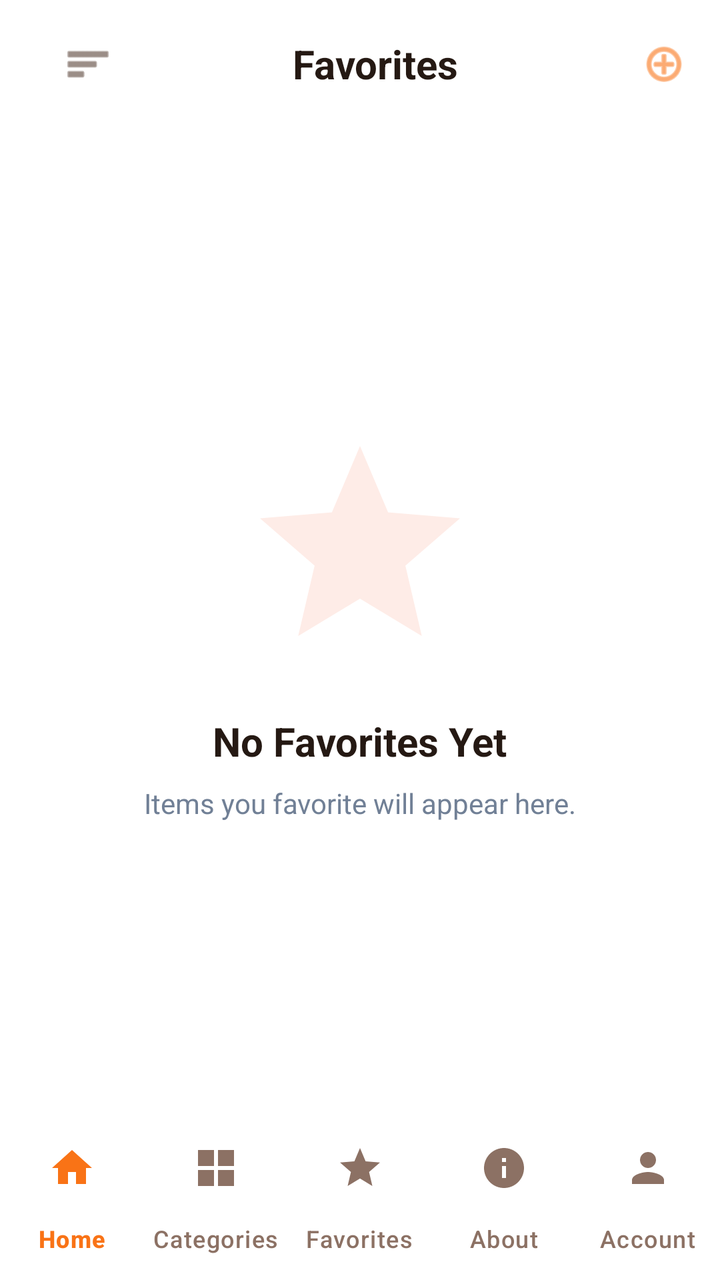
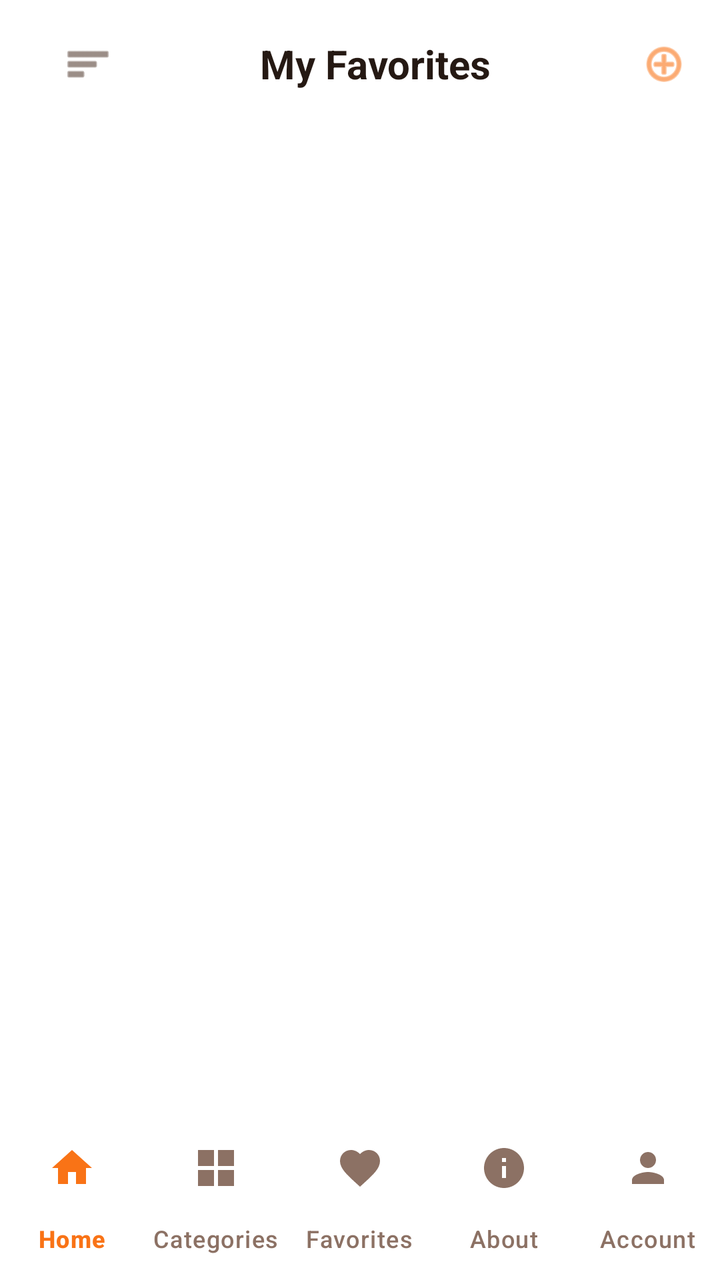

Screens rendered from an Android XML layout before and after an edit, with the pre-edit source and the edit as a unified diff.
<!-- AndroidManifest.xml: application theme Theme.BeckieDealApp -->
<!-- res/layout/activity_favorites.xml -->
<?xml version="1.0" encoding="utf-8"?>
<androidx.constraintlayout.widget.ConstraintLayout xmlns:android="http://schemas.android.com/apk/res/android"
    xmlns:app="http://schemas.android.com/apk/res-auto"
    xmlns:tools="http://schemas.android.com/tools"
    android:layout_width="match_parent"
    android:layout_height="match_parent"
    android:background="#FFFFFF"
    tools:context=".FavoritesActivity">

    <com.google.android.material.appbar.MaterialToolbar
        android:id="@+id/topAppBar"
        android:layout_width="match_parent"
        android:layout_height="64dp"
        android:background="#FFFFFF"
        app:layout_constraintTop_toTopOf="parent">

        <RelativeLayout
            android:layout_width="match_parent"
            android:layout_height="match_parent"
            android:paddingHorizontal="16dp">

            <ImageView
                android:layout_width="24dp"
                android:layout_height="24dp"
                android:layout_alignParentStart="true"
                android:layout_centerVertical="true"
                android:src="@android:drawable/ic_menu_sort_by_size"
                app:tint="#584237" />

            <TextView
                android:layout_width="wrap_content"
                android:layout_height="wrap_content"
                android:layout_centerInParent="true"
                android:text="Favorites"
                android:textColor="#251913"
                android:textSize="20sp"
                android:textStyle="bold" />

            <ImageView
                android:layout_width="24dp"
                android:layout_height="24dp"
                android:layout_alignParentEnd="true"
                android:layout_centerVertical="true"
                android:src="@android:drawable/ic_menu_add"
                app:tint="#F97316" />
        </RelativeLayout>
    </com.google.android.material.appbar.MaterialToolbar>

    <LinearLayout
        android:layout_width="match_parent"
        android:layout_height="0dp"
        android:gravity="center"
        android:orientation="vertical"
        app:layout_constraintBottom_toTopOf="@id/bottomNavigation"
        app:layout_constraintTop_toBottomOf="@id/topAppBar">

        <ImageView
            android:layout_width="120dp"
            android:layout_height="120dp"
            android:src="@drawable/ic_favorite"
            app:tint="#FEECE7" />

        <TextView
            android:layout_width="wrap_content"
            android:layout_height="wrap_content"
            android:layout_marginTop="24dp"
            android:text="No Favorites Yet"
            android:textColor="#251913"
            android:textSize="20sp"
            android:textStyle="bold" />

        <TextView
            android:layout_width="wrap_content"
            android:layout_height="wrap_content"
            android:layout_marginTop="8dp"
            android:text="Items you favorite will appear here."
            android:textColor="#718096"
            android:textSize="14sp" />

    </LinearLayout>

    <com.google.android.material.bottomnavigation.BottomNavigationView
        android:id="@+id/bottomNavigation"
        android:layout_width="match_parent"
        android:layout_height="wrap_content"
        android:background="#FFFFFF"
        app:elevation="8dp"
        app:itemIconTint="@color/bottom_nav_color"
        app:itemTextColor="@color/bottom_nav_color"
        app:labelVisibilityMode="labeled"
        app:layout_constraintBottom_toBottomOf="parent"
        app:menu="@menu/bottom_nav_menu" />

</androidx.constraintlayout.widget.ConstraintLayout>
<!-- resources referenced by this layout -->
<resources>
  <!-- drawable ic_favorite (drawable) -->
  <vector xmlns:android="http://schemas.android.com/apk/res/android"
      android:width="24dp"
      android:height="24dp"
      android:viewportWidth="24"
      android:viewportHeight="24">
      <path
          android:fillColor="@android:color/white"
          android:pathData="M12,17.27L18.18,21l-1.64,-7.03L22,9.24l-7.19,-0.61L12,2l-2.81,6.63L2,9.24l5.46,4.73L5.82,21z" />
  </vector>
  <style name="Theme.BeckieDealApp" parent="Base.Theme.BeckieDealApp" />
  <style name="Base.Theme.BeckieDealApp" parent="Theme.Material3.DayNight.NoActionBar">
          
          
      </style>
</resources>

<!-- the commit's change to res/layout/activity_favorites.xml (unified diff, before → after) -->
@@ -7,11 +7,13 @@
     android:background="#FFFFFF"
     tools:context=".FavoritesActivity">
 
+    
     <com.google.android.material.appbar.MaterialToolbar
         android:id="@+id/topAppBar"
         android:layout_width="match_parent"
         android:layout_height="64dp"
         android:background="#FFFFFF"
+        android:elevation="0dp"
         app:layout_constraintTop_toTopOf="parent">
 
         <RelativeLayout
@@ -20,6 +22,7 @@
             android:paddingHorizontal="16dp">
 
             <ImageView
+                android:id="@+id/menuIcon"
                 android:layout_width="24dp"
                 android:layout_height="24dp"
                 android:layout_alignParentStart="true"
@@ -31,12 +34,13 @@
                 android:layout_width="wrap_content"
                 android:layout_height="wrap_content"
                 android:layout_centerInParent="true"
-                android:text="Favorites"
+                android:text="My Favorites"
                 android:textColor="#251913"
                 android:textSize="20sp"
                 android:textStyle="bold" />
 
             <ImageView
+                android:id="@+id/cartIcon"
                 android:layout_width="24dp"
                 android:layout_height="24dp"
                 android:layout_alignParentEnd="true"
@@ -46,39 +50,75 @@
         </RelativeLayout>
     </com.google.android.material.appbar.MaterialToolbar>
 
-    <LinearLayout
+    <androidx.core.widget.NestedScrollView
         android:layout_width="match_parent"
         android:layout_height="0dp"
-        android:gravity="center"
-        android:orientation="vertical"
-        app:layout_constraintBottom_toTopOf="@id/bottomNavigation"
-        app:layout_constraintTop_toBottomOf="@id/topAppBar">
+        android:fillViewport="true"
+        app:layout_constraintTop_toBottomOf="@id/topAppBar"
+        app:layout_constraintBottom_toTopOf="@id/bottomNavigation">
 
-        <ImageView
-            android:layout_width="120dp"
-            android:layout_height="120dp"
-            android:src="@drawable/ic_favorite"
-            app:tint="#FEECE7" />
+        <LinearLayout
+            android:layout_width="match_parent"
+            android:layout_height="wrap_content"
+            android:orientation="vertical"
+            android:padding="16dp">
 
-        <TextView
-            android:layout_width="wrap_content"
-            android:layout_height="wrap_content"
-            android:layout_marginTop="24dp"
-            android:text="No Favorites Yet"
-            android:textColor="#251913"
-            android:textSize="20sp"
-            android:textStyle="bold" />
+            
+            <LinearLayout
+                android:id="@+id/emptyState"
+                android:layout_width="match_parent"
+                android:layout_height="wrap_content"
+                android:layout_marginTop="100dp"
+                android:gravity="center"
+                android:orientation="vertical"
+                android:visibility="gone">
 
-        <TextView
-            android:layout_width="wrap_content"
-            android:layout_height="wrap_content"
-            android:layout_marginTop="8dp"
-            android:text="Items you favorite will appear here."
-            android:textColor="#718096"
-            android:textSize="14sp" />
+                <ImageView
+                    android:layout_width="120dp"
+                    android:layout_height="120dp"
+                    android:src="@drawable/ic_favorite"
+                    app:tint="#FEECE7" />
 
-    </LinearLayout>
+                <TextView
+                    android:layout_width="wrap_content"
+                    android:layout_height="wrap_content"
+                    android:layout_marginTop="24dp"
+                    android:text="Your heart is empty"
+                    android:textColor="#251913"
+                    android:textSize="20sp"
+                    android:textStyle="bold" />
 
+                <TextView
+                    android:layout_width="wrap_content"
+                    android:layout_height="wrap_content"
+                    android:layout_marginTop="8dp"
+                    android:text="Start adding items you love to your favorites!"
+                    android:textColor="#718096"
+                    android:textSize="14sp" />
+                
+                <Button
+                    android:id="@+id/exploreButton"
+                    android:layout_width="wrap_content"
+                    android:layout_height="wrap_content"
+                    android:layout_marginTop="24dp"
+                    android:text="Explore Products"
+                    android:textAllCaps="false"
+                    app:cornerRadius="12dp"
+                    android:backgroundTint="#F97316"/>
+            </LinearLayout>
+
+            
+            <GridLayout
+                android:id="@+id/favoritesGrid"
+                android:layout_width="match_parent"
+                android:layout_height="wrap_content"
+                android:alignmentMode="alignMargins"
+                android:columnCount="2" />
+
+        </LinearLayout>
+    </androidx.core.widget.NestedScrollView>
+
+    
     <com.google.android.material.bottomnavigation.BottomNavigationView
         android:id="@+id/bottomNavigation"
         android:layout_width="match_parent"
<!-- resource entries referenced after the edit -->
@@ -1,14 +1,15 @@
 <!-- resources referenced by this layout -->
 <resources>
   <!-- drawable ic_favorite (drawable) -->
+  <?xml version="1.0" encoding="utf-8"?>
   <vector xmlns:android="http://schemas.android.com/apk/res/android"
       android:width="24dp"
       android:height="24dp"
       android:viewportWidth="24"
       android:viewportHeight="24">
       <path
-          android:fillColor="@android:color/white"
-          android:pathData="M12,17.27L18.18,21l-1.64,-7.03L22,9.24l-7.19,-0.61L12,2l-2.81,6.63L2,9.24l5.46,4.73L5.82,21z" />
+          android:fillColor="#000000"
+          android:pathData="M12,21.35L10.55,20.03C5.4,15.36 2,12.27 2,8.5C2,5.41 4.42,3 7.5,3C9.24,3 10.91,3.81 12,5.08C13.09,3.81 14.76,3 16.5,3C19.58,3 22,5.41 22,8.5C22,12.27 18.6,15.36 13.45,20.03L12,21.35Z" />
   </vector>
   <style name="Theme.BeckieDealApp" parent="Base.Theme.BeckieDealApp" />
   <style name="Base.Theme.BeckieDealApp" parent="Theme.Material3.DayNight.NoActionBar">
